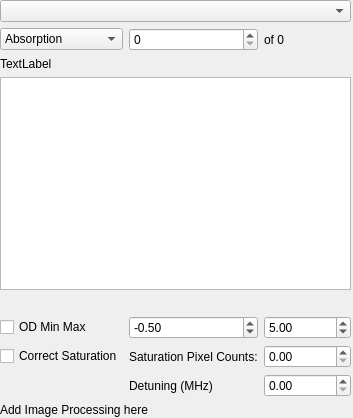
The window that ui/ImageBrowser.ui (shreyaspotnis/ipbec) describes before a commit, drawn with Qt 5.
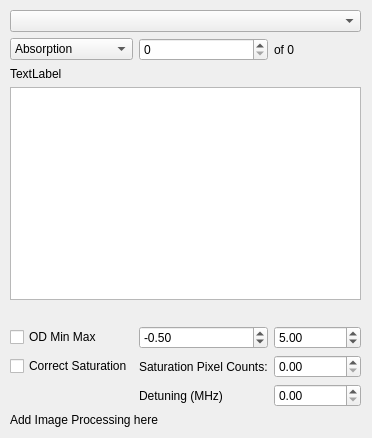
The same window after the commit.

Commit message: Hack to fix seg fault when the program quits.

```diff
--- a/ui/ImageBrowser.ui
+++ b/ui/ImageBrowser.ui
@@ -7,8 +7,8 @@
    <rect>
     <x>0</x>
     <y>0</y>
-    <width>353</width>
-    <height>418</height>
+    <width>372</width>
+    <height>438</height>
    </rect>
   </property>
   <property name="windowTitle">
@@ -17,8 +17,8 @@
   <widget class="QWidget" name="gridLayoutWidget">
    <property name="geometry">
     <rect>
-     <x>0</x>
-     <y>0</y>
+     <x>10</x>
+     <y>10</y>
      <width>351</width>
      <height>417</height>
     </rect>
```
The commit also changes 1 other file.
